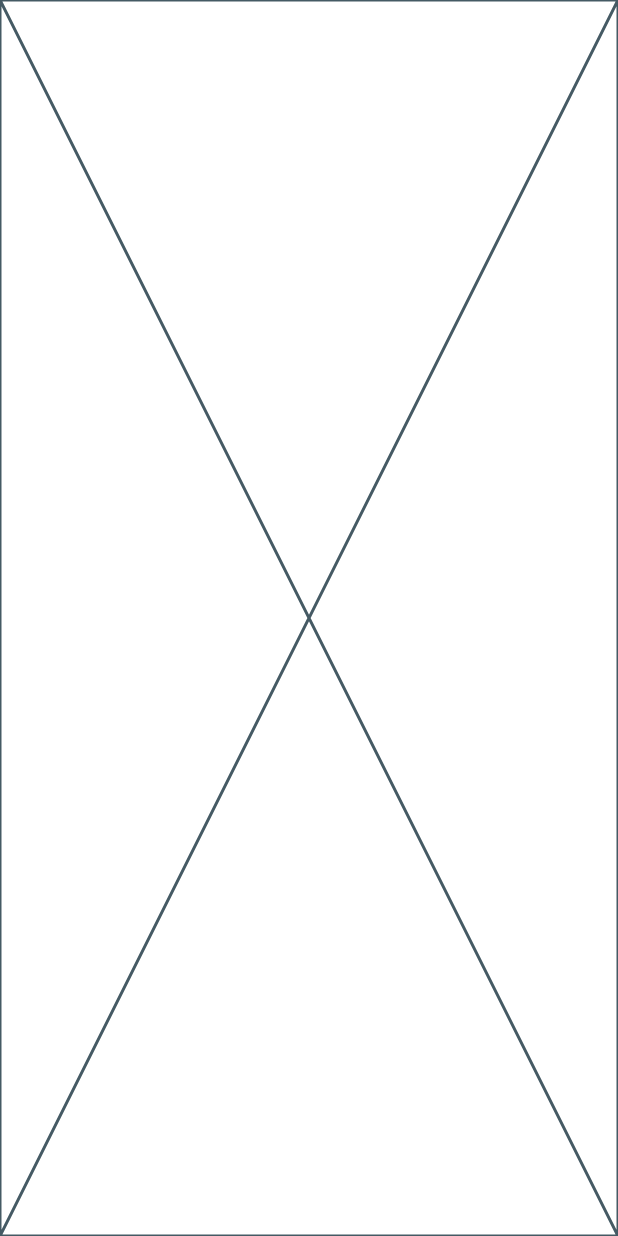
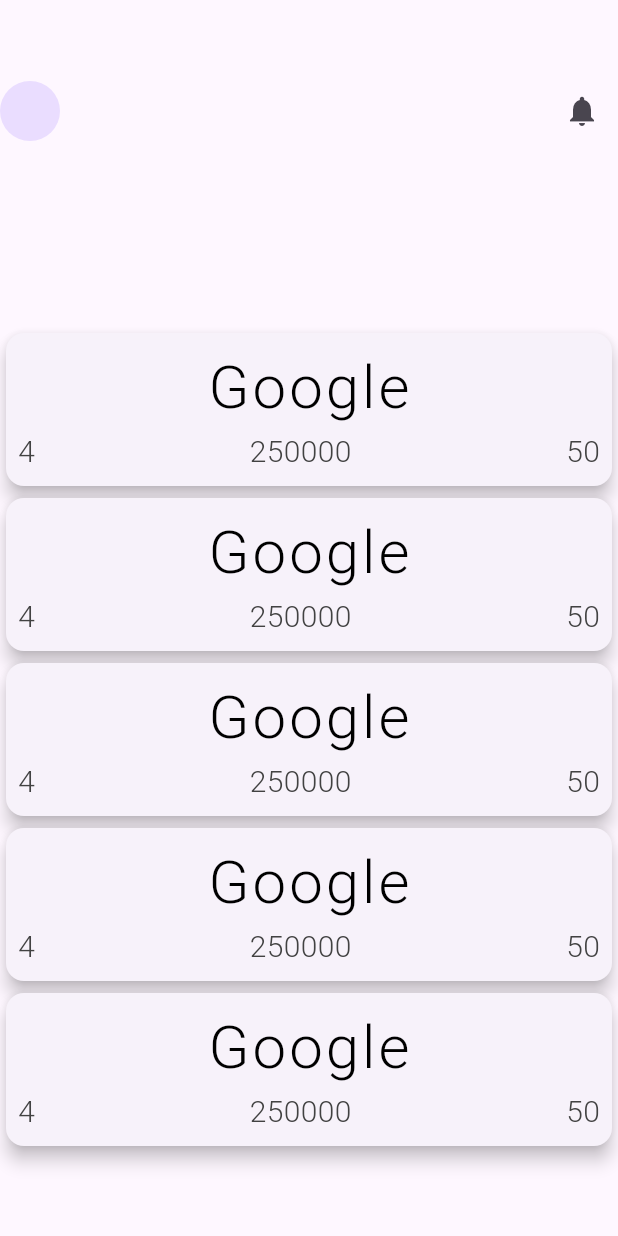
Before and after one commit to HardikChhabra/Appointment-application, a Flutter app: the CustomerHome screen opened by its route, after a tap on "Application Development", on a phone screen of 412 x 824 dp. Run offline on Flutter 3.47's test engine with Material 3 defaults, Android fonts, the phone set to English and light mode, and no system bars; our stand-ins replace supabase_flutter; missing offline and left inert: slidable_button; accounts and stored records are empty.

Commit message:
Updated Login Page

```diff
--- a/lib/pages/appointments.dart
+++ b/lib/pages/appointments.dart
@@ -1,3 +1,4 @@
+import 'package:appointment_app/pages/service.dart';
 import 'package:flutter/material.dart';
 
 class Appointments extends StatefulWidget {
@@ -13,7 +14,39 @@ class _AppointmentsState extends State<Appointments> {
   @override
   Widget build(BuildContext context) {
     data = data!.isNotEmpty ?data: ModalRoute.of(context)?.settings.arguments as Map;
-    return const Placeholder();
+    String serviceInUse = data?['serviceName'];
+    List<AvailableCompanies> companies = companyBuilder(serviceInUse);
+    return Scaffold(
+      body: SafeArea(
+        child: Column(
+          children: [
+            const SizedBox(height: 50,),
+            Row(
+              mainAxisAlignment: MainAxisAlignment.spaceBetween,
+              children: [
+                const CircleAvatar(),
+                IconButton(
+                  onPressed: () {},
+                  icon: const Icon(
+                    Icons.notifications,
+                  ),
+                )
+              ],//[]
+            ),
+            const SizedBox(height: 120,),
+            SizedBox(
+              height: 700,
+              child: SingleChildScrollView(
+                scrollDirection: Axis.vertical,
+                child: Column(
+                  children: companies.map<Widget>((e) {return Container(child: e.companyCard(),);}).toList(),
+                ),
+              ),
+            )
+          ],//[]
+        ),
+      ),
+    );
   }
 }
 
@@ -25,6 +58,10 @@ class AvailableCompanies {
   int duration;
 
   AvailableCompanies({required this.companyName, required this.rating, required this.price, required this.duration });
+
+  factory AvailableCompanies.fromMap(Map<String, dynamic> map) {
+    return AvailableCompanies(companyName: map['name'] as String, rating: map['rating'], price: map['price'], duration: map['duration']);
+  }
 
   Widget companyCard () {
     return GestureDetector(
--- a/lib/pages/customer_home.dart
+++ b/lib/pages/customer_home.dart
@@ -1,3 +1,4 @@
+import 'package:appointment_app/pages/service.dart';
 import 'package:flutter/material.dart';
 
 class CustomerHome extends StatefulWidget {
@@ -11,14 +12,8 @@ class _CustomerHomeState extends State<CustomerHome> {
 
   @override
   Widget build(BuildContext context) {
-    Service s1 = Service(serviceName: "Application Development", avgRating: 3, avgPrice: 30000);
-    Service s2 = Service(serviceName: "API", avgRating: 4, avgPrice: 20000);
-    Service s3 = Service(serviceName: "Cloud Computing", avgRating: 3, avgPrice: 25000);
-    Service s4 = Service(serviceName: "Networking", avgRating: 5, avgPrice: 25000);
-    Service s5 = Service(serviceName: "Security", avgRating: 2, avgPrice: 10000);
-    Service s6 = Service(serviceName: "Wifi", avgRating: 5, avgPrice: 1000);
-    Service s7 = Service(serviceName: "Hosting", avgRating: 4, avgPrice: 10000);
-    List<Service> services = [s1,s2,s3,s4,s5,s6,s7];
+    List<Service> services = serviceBuilder();
+
     return Scaffold(
       body: SafeArea(
         child: Column(
@@ -60,6 +55,11 @@ class Service {
   int avgPrice;
 
   Service({required this.serviceName, required this.avgRating, required this.avgPrice});
+
+  factory Service.fromMap(Map<String, dynamic> map) {
+    return Service(serviceName: map['service'] as String, avgRating: map['rating'], avgPrice: map['price']);
+  }
+
   Widget serviceCard (context) {
     return GestureDetector(
       onTap: () {
--- a/lib/pages/customer_login.dart
+++ b/lib/pages/customer_login.dart
@@ -46,7 +46,7 @@ class _CustomerLoginState extends State<CustomerLogin> {
       ),
       backgroundColor: Colors.white,
       body: Padding(
-        padding: const EdgeInsets.fromLTRB(2.0, 250.0, 2.0, 0.0),
+        padding: const EdgeInsets.fromLTRB(2.0, 150.0, 2.0, 0.0),
         child: Column(
           children: [
             Padding(
--- a/lib/pages/login.dart
+++ b/lib/pages/login.dart
@@ -48,7 +48,7 @@ class _LoginState extends State<Login> {
               ),
             ),
           ),
-          const SizedBox(height: 30,),
+          const SizedBox(height: 200,),
           Padding(
             padding: const EdgeInsets.all(8.0),
             child: Column(
--- /dev/null
+++ b/lib/pages/service.dart
@@ -0,0 +1,112 @@
+import 'package:supabase_flutter/supabase_flutter.dart';
+import 'package:flutter/material.dart';
+import 'package:appointment_app/pages/customer_home.dart';
+
+import 'appointments.dart';
+import 'new_login.dart';
+
+void initialiseSupabase () async {
+  WidgetsFlutterBinding.ensureInitialized();
+  await Supabase.initialize(
+    url: "https://pjemotdaanarccxyerxi.supabase.co",
+    anonKey: "eyJhbGciOiJIUzI1NiIsInR5cCI6IkpXVCJ9.eyJpc3MiOiJzdXBhYmFzZSIsInJlZiI6InBqZW1vdGRhYW5hcmNjeHllcnhpIiwicm9sZSI6ImFub24iLCJpYXQiOjE3MTM1MDkyODUsImV4cCI6MjAyOTA4NTI4NX0.FIqB8jTlZPU3uP-yfBJAhJZ8W2ib_ZbEfRp5x3eDA-4",
+  );
+}
+
+List<Service> serviceBuilder () {
+  List<Map<String, dynamic>>response = [
+    {
+      'service' : "Application Development",
+      'rating' : 3,
+      'price' : 13500
+    },
+    {
+      'service' : "API",
+      'rating' : 4,
+      'price' : 20000
+    },
+    {
+      'service' : "Cloud Computing",
+      'rating' : 3,
+      'price' : 25000
+    },
+    {
+      'service' : "Networking",
+      'rating' : 3,
+      'price' : 20000
+    },
+    {
+      'service' : "Security",
+      'rating' : 4,
+      'price' : 20000
+    },
+    {
+      'service' : "API",
+      'rating' : 4,
+      'price' : 20000
+    },
+    {
+      'service' : "API",
+      'rating' : 4,
+      'price' : 20000
+    }
+  ];
+  return (response).map((e) => Service.fromMap(e)).toList();
+}
+
+List<AvailableCompanies> companyBuilder (String serviceName) {
+  List<Map<String, dynamic>> response = [
+    {
+      'name': "Google",
+      'rating': 4,
+      'price' : 250000,
+      'duration': 50
+    },
+    {
+      'name': "Google",
+      'rating': 4,
+      'price' : 250000,
+      'duration': 50
+    },
+    {
+      'name': "Google",
+      'rating': 4,
+      'price' : 250000,
+      'duration': 50
+    },
+    {
+      'name': "Google",
+      'rating': 4,
+      'price' : 250000,
+      'duration': 50
+    },
+    {
+      'name': "Google",
+      'rating': 4,
+      'price' : 250000,
+      'duration': 50
+    }
+  ];
+  return (response).map((e) => AvailableCompanies.fromMap(e)).toList();
+}
+
+List<Users> userRetrieve () {
+  List<Map<String, dynamic>> response = [
+    {
+      'name' : "Hardik",
+      'pwd' : "HelloWorld",
+      'isCustomer': 1
+    },
+    {
+      'name' : "Sahil",
+      'pwd' : "HelloWorld",
+      'isCustomer': 0
+    },
+    {
+      'name' : "Harsh",
+      'pwd' : "HelloWorld",
+      'isCustomer': 1
+    },
+  ];
+  return (response).map((e) => Users.fromMap(e)).toList();
+}
--- a/pubspec.yaml
+++ b/pubspec.yaml
@@ -36,6 +36,7 @@ dependencies:
   # Use with the CupertinoIcons class for iOS style icons.
   cupertino_icons: ^1.0.6
   supabase_flutter: ^2.5.1
+  slidable_button: ^3.0.0+1
 
 dev_dependencies:
   flutter_test:
```
Also changed, not shown: lib/main.dart (+11 -10 lines), lib/pages/company_home.dart (added, +42 -0 lines), lib/pages/company_login.dart (+72 -10 lines), lib/pages/new_login.dart (added, +268 -0 lines), pubspec.lock.
